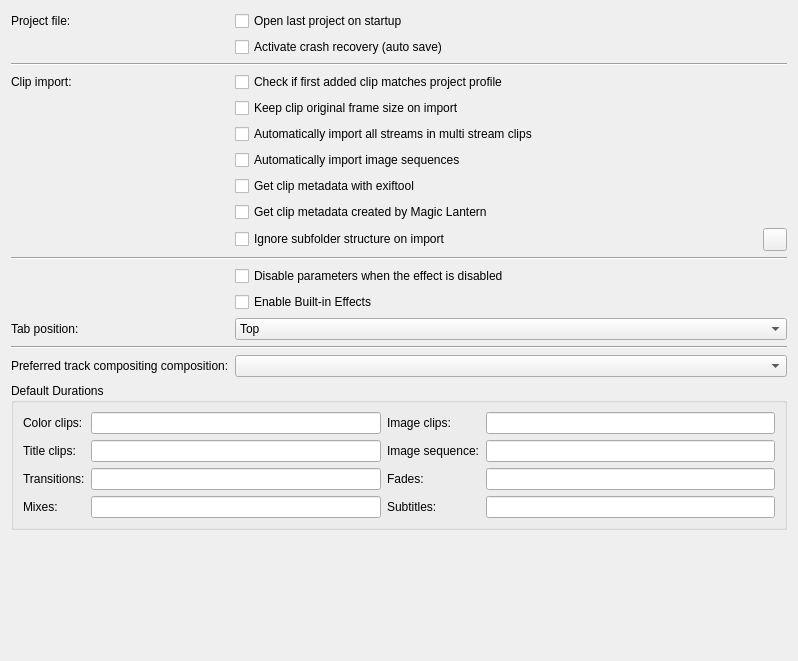
Before: the Qt Designer form src/ui/configmisc_ui.ui in KDE/kdenlive, drawn with Qt 5.
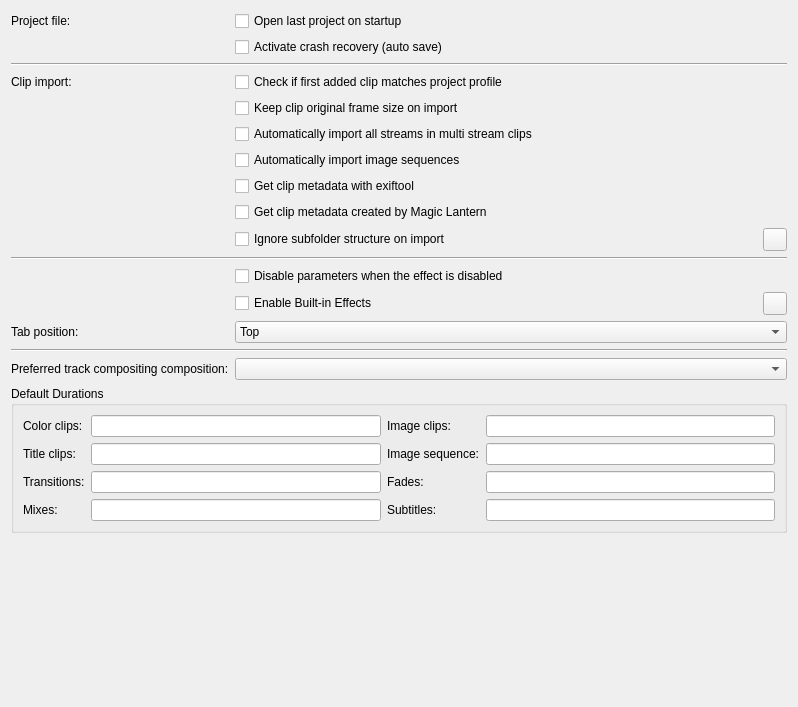
After: the same form once the commit is applied. Custom widgets are drawn as their Qt base class.

Commit message: Add some context info for built-in effects

```diff
--- a/src/ui/configmisc_ui.ui
+++ b/src/ui/configmisc_ui.ui
@@ -11,7 +11,7 @@
     <x>0</x>
     <y>0</y>
     <width>798</width>
-    <height>661</height>
+    <height>707</height>
    </rect>
   </property>
   <layout class="QFormLayout" name="formLayout">
@@ -124,14 +124,14 @@
      </property>
     </widget>
    </item>
-   <item row="13" column="0">
+   <item row="15" column="0">
     <widget class="QLabel" name="label_4">
      <property name="text">
       <string>Tab position:</string>
      </property>
     </widget>
    </item>
-   <item row="13" column="1">
+   <item row="15" column="1">
     <widget class="QComboBox" name="kcfg_tabposition">
      <item>
       <property name="text">
@@ -155,24 +155,24 @@
      </item>
     </widget>
    </item>
-   <item row="14" column="0" colspan="2">
+   <item row="16" column="0" colspan="2">
     <widget class="Line" name="line_3">
      <property name="orientation">
       <enum>Qt::Orientation::Horizontal</enum>
      </property>
     </widget>
    </item>
-   <item row="15" column="0">
+   <item row="17" column="0">
     <widget class="QLabel" name="label_10">
      <property name="text">
       <string>Preferred track compositing composition:</string>
      </property>
     </widget>
    </item>
-   <item row="15" column="1">
+   <item row="17" column="1">
     <widget class="QComboBox" name="preferredcomposite"/>
    </item>
-   <item row="16" column="0" colspan="2">
+   <item row="18" column="0" colspan="2">
     <widget class="QGroupBox" name="groupBox">
      <property name="title">
       <string>Default Durations</string>
@@ -261,7 +261,7 @@
      </layout>
     </widget>
    </item>
-   <item row="17" column="0">
+   <item row="19" column="0">
     <spacer>
      <property name="orientation">
       <enum>Qt::Orientation::Vertical</enum>
@@ -274,12 +274,32 @@
      </property>
     </spacer>
    </item>
-   <item row="12" column="1">
-    <widget class="QCheckBox" name="kcfg_enableBuiltInEffects">
-     <property name="text">
-      <string>Enable Built-in Effects</string>
+   <item row="13" column="1">
+    <layout class="QHBoxLayout" name="horizontalLayout_2">
+     <property name="spacing">
+      <number>0</number>
      </property>
-    </widget>
+     <property name="rightMargin">
+      <number>0</number>
+     </property>
+     <property name="bottomMargin">
+      <number>0</number>
+     </property>
+     <item>
+      <widget class="QCheckBox" name="kcfg_enableBuiltInEffects">
+       <property name="text">
+        <string>Enable Built-in Effects</string>
+       </property>
+      </widget>
+     </item>
+     <item>
+      <widget class="KContextualHelpButton" name="kcontextualhelpbutton_2">
+       <property name="contextualHelpText">
+        <string>Enabling built-in effects will add basic effects like volume and transform to all clips for easy access</string>
+       </property>
+      </widget>
+     </item>
+    </layout>
    </item>
   </layout>
  </widget>
```
